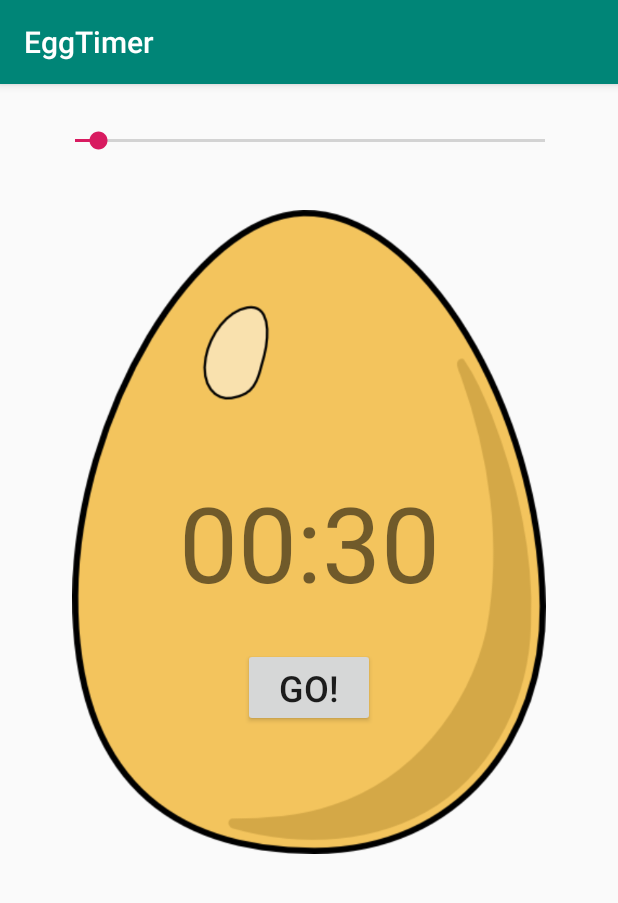
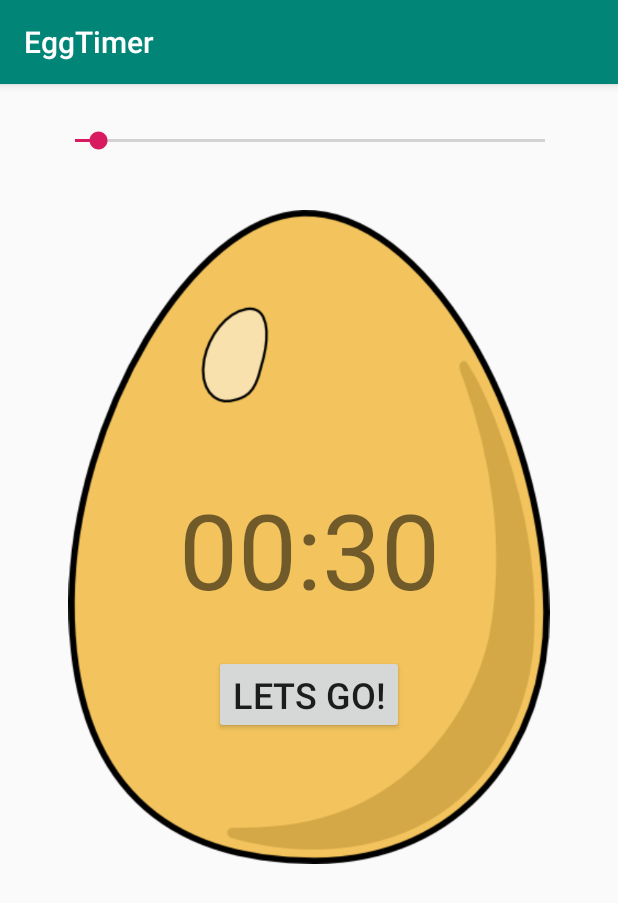
Before and after one commit to vikassoni99/Egg-Timer-App, an Android app: the screen it shows after launch (MainActivity), on a phone screen of 412 x 824 dp. Shown: the top 903 px of the screen. Run offline under Robolectric (Android 15) with nearby library versions, the phone set to English and light mode, and no system bars.

Commit message:
Update activity_main.xml

```diff
--- a/app/src/main/res/layout/activity_main.xml
+++ b/app/src/main/res/layout/activity_main.xml
@@ -22,7 +22,7 @@
     <ImageView
         android:id="@+id/imageView"
         android:layout_width="fill_parent"
-        android:layout_height="429dp"
+        android:layout_height="436dp"
         android:layout_marginTop="24dp"
         app:layout_constraintEnd_toEndOf="parent"
         app:layout_constraintHorizontal_bias="0.0"
@@ -59,7 +59,7 @@
         android:layout_marginEnd="8dp"
         android:layout_marginRight="8dp"
         android:onClick="controlTimer"
-        android:text="Go!"
+        android:text="Lets Go!"
         android:textSize="24sp"
         app:layout_constraintEnd_toEndOf="parent"
         app:layout_constraintStart_toStartOf="parent"
```
